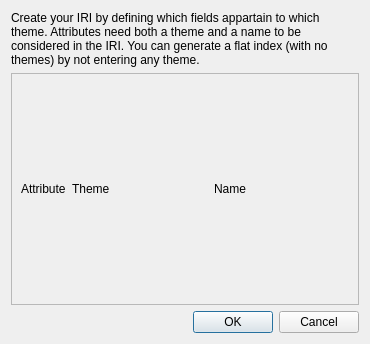
First picture: the form in svir/ui/ui_create_weight_tree.ui, repository gem/oq-irmt-qgis, before the edit.
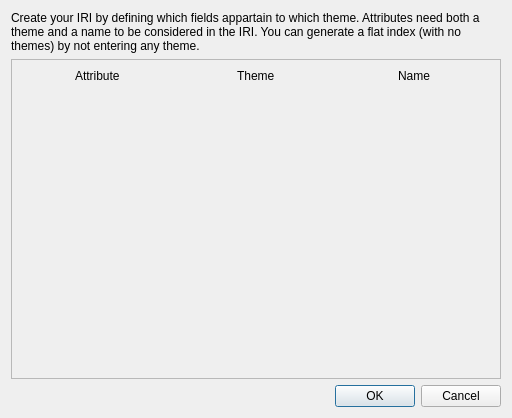
Second picture: the form after the edit.

Commit message: Add title to create_weight_tree dialog

Diff of the .ui file:
```diff
--- a/svir/ui/ui_create_weight_tree.ui
+++ b/svir/ui/ui_create_weight_tree.ui
@@ -9,8 +9,8 @@
    <rect>
     <x>0</x>
     <y>0</y>
-    <width>370</width>
-    <height>344</height>
+    <width>512</width>
+    <height>418</height>
    </rect>
   </property>
   <property name="windowTitle">
@@ -37,14 +37,14 @@
        <rect>
         <x>0</x>
         <y>0</y>
-        <width>350</width>
-        <height>200</height>
+        <width>492</width>
+        <height>308</height>
        </rect>
       </property>
       <layout class="QGridLayout" name="gridLayout">
        <item row="0" column="0">
         <layout class="QGridLayout" name="grid_layout">
-         <item row="0" column="2">
+         <item row="0" column="2" alignment="Qt::AlignHCenter|Qt::AlignTop">
           <widget class="QLabel" name="label_4">
            <property name="sizePolicy">
             <sizepolicy hsizetype="Expanding" vsizetype="Preferred">
@@ -57,7 +57,7 @@
            </property>
           </widget>
          </item>
-         <item row="0" column="1">
+         <item row="0" column="1" alignment="Qt::AlignHCenter|Qt::AlignTop">
           <widget class="QLabel" name="label_3">
            <property name="sizePolicy">
             <sizepolicy hsizetype="Expanding" vsizetype="Preferred">
@@ -70,7 +70,7 @@
            </property>
           </widget>
          </item>
-         <item row="0" column="0">
+         <item row="0" column="0" alignment="Qt::AlignHCenter|Qt::AlignTop">
           <widget class="QLabel" name="label_2">
            <property name="text">
             <string>Attribute</string>
```
Left out of the diff: 2 changed lines with no effect on the pictures. The commit also changes 1 other file.
